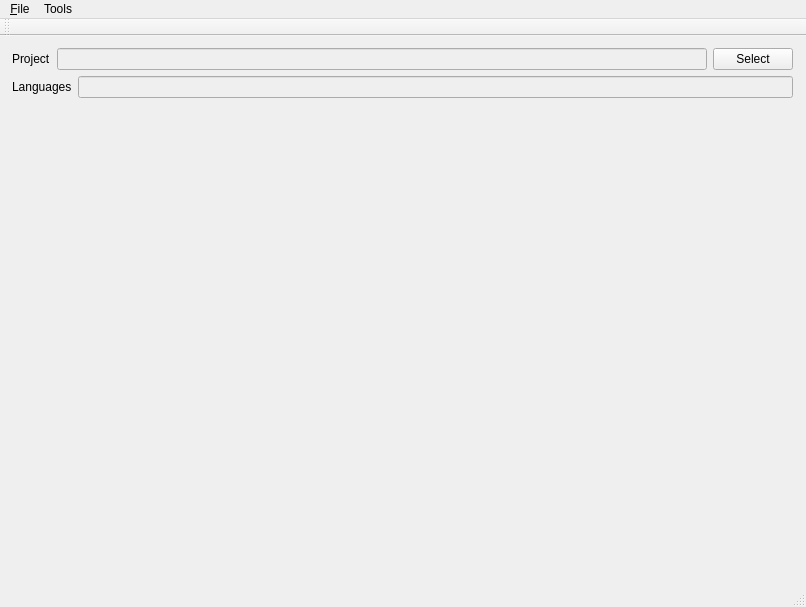
Before: the Qt Designer form qt/ui/mainwindow.ui in arab-reformed/dubbing-tools, drawn with Qt 5.
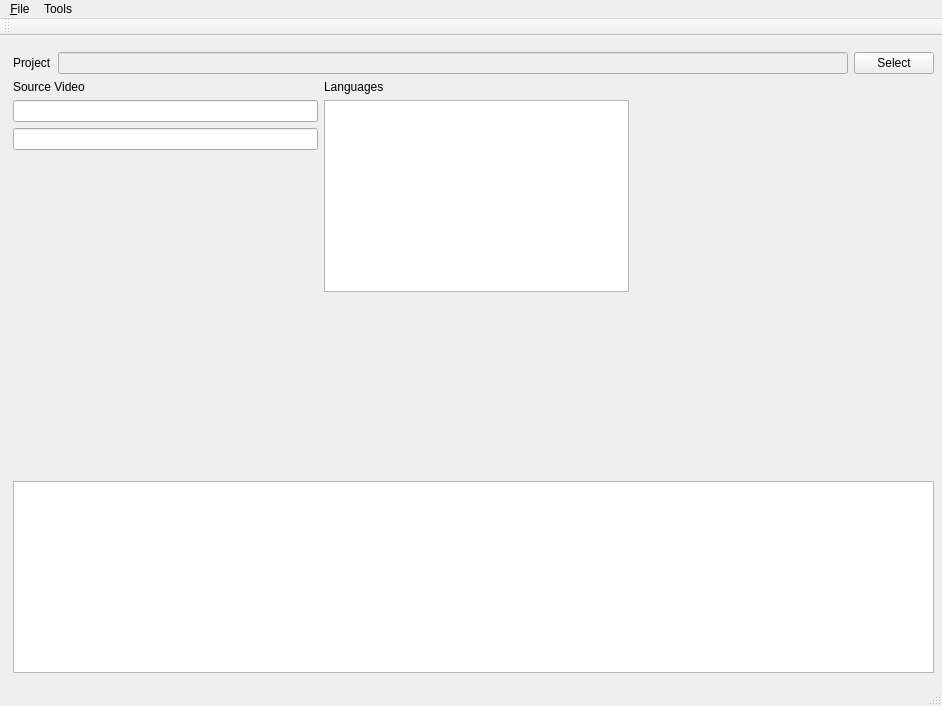
After: the same form once the commit is applied.

The edit to the form file:
```diff
--- a/qt/ui/mainwindow.ui
+++ b/qt/ui/mainwindow.ui
@@ -6,24 +6,24 @@
    <rect>
     <x>0</x>
     <y>0</y>
-    <width>806</width>
-    <height>607</height>
+    <width>942</width>
+    <height>706</height>
    </rect>
   </property>
   <property name="windowTitle">
    <string>Dubbing Tools</string>
   </property>
   <widget class="QWidget" name="centralwidget">
-   <widget class="QWidget" name="layoutWidget">
+   <widget class="QWidget" name="">
     <property name="geometry">
      <rect>
-      <x>12</x>
-      <y>12</y>
-      <width>781</width>
-      <height>531</height>
+      <x>13</x>
+      <y>16</y>
+      <width>921</width>
+      <height>621</height>
      </rect>
     </property>
-    <layout class="QVBoxLayout" name="verticalLayout">
+    <layout class="QVBoxLayout" name="verticalLayout_3">
      <item>
       <layout class="QHBoxLayout" name="horizontalLayout">
        <item>
@@ -53,20 +53,78 @@
       </layout>
      </item>
      <item>
-      <layout class="QHBoxLayout" name="horizontalLayout_3">
+      <layout class="QHBoxLayout" name="horizontalLayout_2">
        <item>
-        <widget class="QLabel" name="label_2">
-         <property name="text">
-          <string>Languages</string>
-         </property>
-        </widget>
+        <layout class="QVBoxLayout" name="verticalLayout_2">
+         <item>
+          <widget class="QLabel" name="label_3">
+           <property name="text">
+            <string>Source Video</string>
+           </property>
+          </widget>
+         </item>
+         <item>
+          <widget class="QLineEdit" name="lneSourceLanguage">
+           <property name="readOnly">
+            <bool>true</bool>
+           </property>
+          </widget>
+         </item>
+         <item>
+          <widget class="QLineEdit" name="lneSourceDuration">
+           <property name="readOnly">
+            <bool>true</bool>
+           </property>
+          </widget>
+         </item>
+         <item>
+          <spacer name="verticalSpacer_2">
+           <property name="orientation">
+            <enum>Qt::Vertical</enum>
+           </property>
+           <property name="sizeHint" stdset="0">
+            <size>
+             <width>20</width>
+             <height>40</height>
+            </size>
+           </property>
+          </spacer>
+         </item>
+        </layout>
        </item>
        <item>
-        <widget class="QLineEdit" name="leLanguagesList">
-         <property name="enabled">
-          <bool>false</bool>
+        <layout class="QVBoxLayout" name="verticalLayout">
+         <item>
+          <widget class="QLabel" name="label_2">
+           <property name="text">
+            <string>Languages</string>
+           </property>
+          </widget>
+         </item>
+         <item>
+          <widget class="QListWidget" name="lstTargetLanguages">
+           <property name="showDropIndicator" stdset="0">
+            <bool>false</bool>
+           </property>
+           <property name="selectionMode">
+            <enum>QAbstractItemView::SingleSelection</enum>
+           </property>
+          </widget>
+         </item>
+        </layout>
+       </item>
+       <item>
+        <spacer name="horizontalSpacer">
+         <property name="orientation">
+          <enum>Qt::Horizontal</enum>
          </property>
-        </widget>
+         <property name="sizeHint" stdset="0">
+          <size>
+           <width>40</width>
+           <height>20</height>
+          </size>
+         </property>
+        </spacer>
        </item>
       </layout>
      </item>
@@ -83,6 +141,13 @@
        </property>
       </spacer>
      </item>
+     <item>
+      <widget class="QPlainTextEdit" name="pteLog">
+       <property name="readOnly">
+        <bool>true</bool>
+       </property>
+      </widget>
+     </item>
     </layout>
    </widget>
   </widget>
@@ -91,7 +156,7 @@
     <rect>
      <x>0</x>
      <y>0</y>
-     <width>806</width>
+     <width>942</width>
      <height>24</height>
     </rect>
    </property>
```
Left out of the diff: 6 changed lines with no effect on the pictures.
